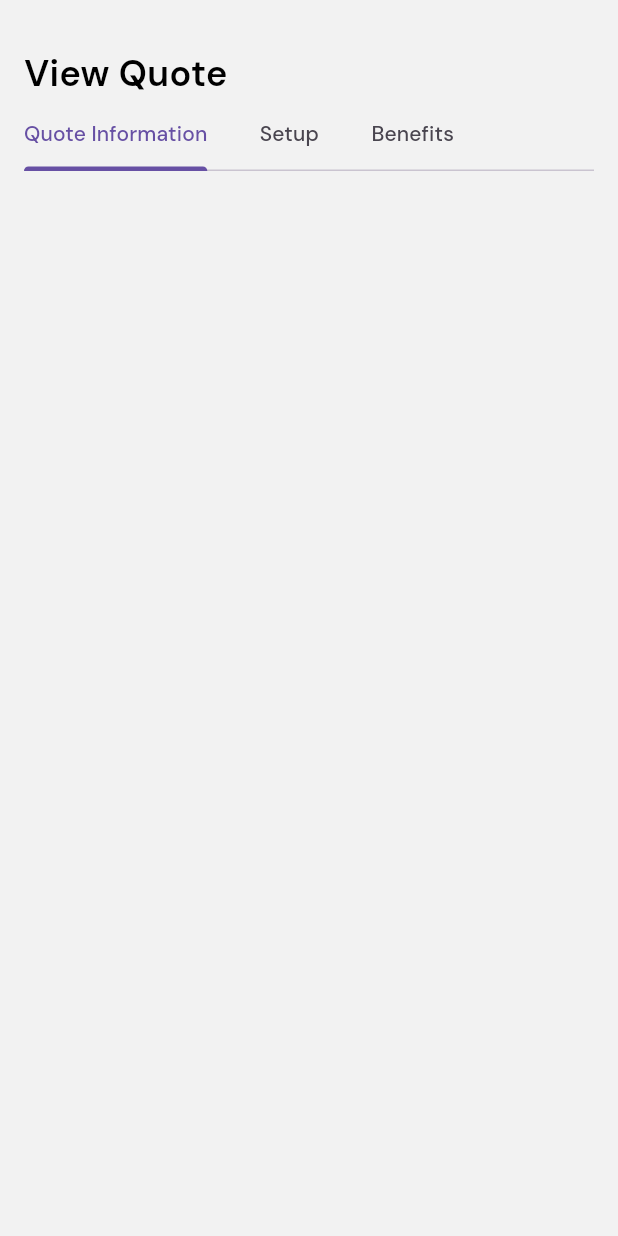
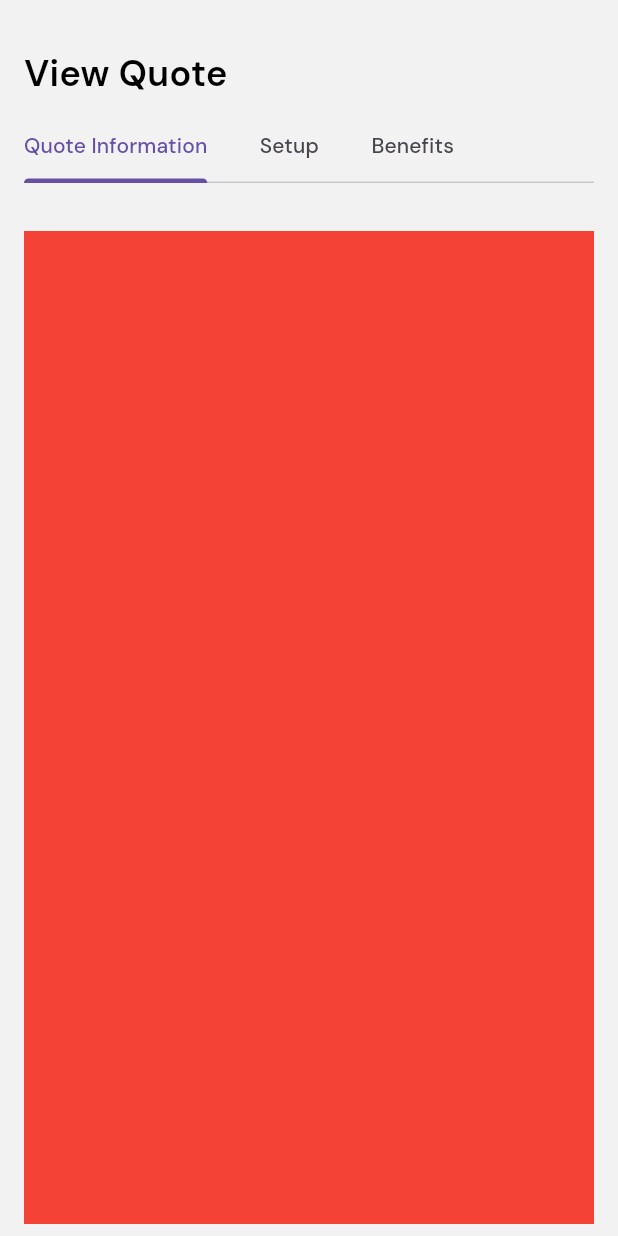
Before and after one commit to KenStarry/Dentsu_Quotes, a Flutter app: the ViewQuotePage screen opened directly, on a phone screen of 412 x 824 dp. Run offline on Flutter 3.47's test engine with Material 3 defaults, Android fonts, the phone set to English and light mode, and no system bars; our stand-ins replace cached_network_image, data_table_2, flutter_native_splash, flutter_svg, get, percent_indicator and 2 more.

Commit message:
View Quote Information textfield implementation

```diff
--- /dev/null
+++ b/lib/feature_quotes/presentation/components/view_quote_information.dart
@@ -0,0 +1,57 @@
+import 'package:flutter/material.dart';
+
+class ViewQuoteInformation extends StatefulWidget {
+  const ViewQuoteInformation({super.key});
+
+  @override
+  State<ViewQuoteInformation> createState() => _ViewQuoteInformationState();
+}
+
+class _ViewQuoteInformationState extends State<ViewQuoteInformation> {
+  late final TextEditingController _firstNameController;
+  late final TextEditingController _middleNameController;
+  late final TextEditingController _lastNameController;
+  late final TextEditingController _leadSourceController;
+  late final TextEditingController _quoteIdController;
+  late final TextEditingController _businessUnitController;
+  late final TextEditingController _leadIdController;
+  late final TextEditingController _sourceController;
+  late final TextEditingController _capturingUserController;
+  late final Map<String, dynamic> information;
+
+  @override
+  void initState() {
+    super.initState();
+
+    _firstNameController = TextEditingController();
+    _middleNameController = TextEditingController();
+    _lastNameController = TextEditingController();
+    _leadSourceController = TextEditingController();
+    _quoteIdController = TextEditingController();
+    _businessUnitController = TextEditingController();
+    _leadIdController = TextEditingController();
+    _sourceController = TextEditingController();
+    _capturingUserController = TextEditingController();
+
+    information = <String, dynamic>{
+      'First Name': 'Stacey',
+      'Middle Name': 'Nyawira',
+      'Last Name': 'Waruguru',
+      'Originating Lead Source': 'Sales Agent',
+      'Quote ID': 'QUO-02091-V2C8D9',
+      'Owning Business Unit': 'Kenya',
+      'Lead ID': 0,
+      'Source': 'Agent portal',
+      'Capturing User': 'Jeremy Kibor'
+    };
+  }
+
+  @override
+  Widget build(BuildContext context) {
+    return Container(
+      width: double.infinity,
+      height: double.infinity,
+      color: Colors.red,
+    );
+  }
+}
--- a/lib/feature_quotes/presentation/screens/view_quote_page.dart
+++ b/lib/feature_quotes/presentation/screens/view_quote_page.dart
@@ -1,3 +1,4 @@
+import 'package:dentsu_quotes/feature_quotes/presentation/components/view_quote_information.dart';
 import 'package:flutter/material.dart';
 
 class ViewQuotePage extends StatefulWidget {
@@ -35,6 +36,7 @@ class _ViewQuotePageState extends State<ViewQuotePage> {
                           fontWeight: FontWeight.w600,
                           color:
                               Theme.of(context).textTheme.titleLarge!.color)),
+                  const SizedBox(height: 8),
                   TabBar(
                       isScrollable: true,
                       physics: const BouncingScrollPhysics(),
@@ -56,6 +58,21 @@ class _ViewQuotePageState extends State<ViewQuotePage> {
                       ])
                 ],
               )),
+
+              const SliverToBoxAdapter(child: SizedBox(height: 32)),
+
+              //  body
+              SliverToBoxAdapter(
+                child: Container(
+                  width: double.infinity,
+                  height: 700,
+                  child: TabBarView(children: [
+                    ViewQuoteInformation(),
+                    Text("Setup"),
+                    Text("Benefits"),
+                  ]),
+                ),
+              )
             ],
           ),
         ),
```
Also changed, not shown: lib/feature_quotes/presentation/components/quote_info_textfield.dart (added, +50 -0 lines).
